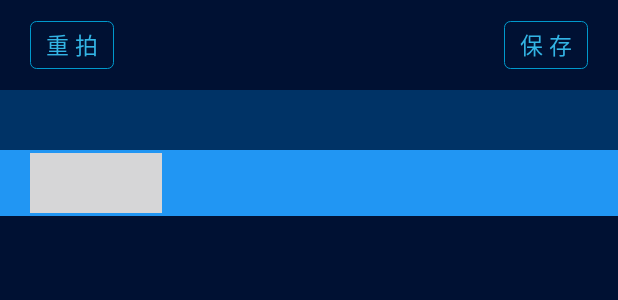
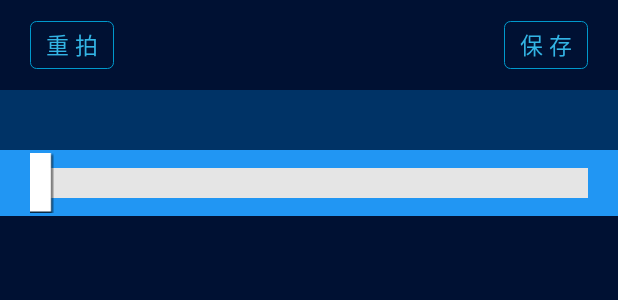
Before and after one commit to wangkr/VisionIntuition, an Android app: the layout auto_recognition_activity.xml on its own in the app's theme, with its tools: preview values and no code run, on a phone screen of 412 x 824 dp. Shown: the top 300 px of the screen. Run offline under Robolectric (Android 15) with nearby library versions, the phone set to English and light mode, and no system bars.

```diff
--- a/app/src/main/res/drawable/vi_bg_bar.xml
+++ b/app/src/main/res/drawable/vi_bg_bar.xml
@@ -1,9 +1,9 @@
 <?xml version="1.0" encoding="utf-8"?>
 <layer-list xmlns:android="http://schemas.android.com/apk/res/android">
-    <!--&lt;!&ndash; 背景图 &ndash;&gt;-->
-    <!--<item android:id="@android:id/background" android:drawable="@drawable/bar_up" />-->
-    <!--&lt;!&ndash; 第二进度图 &ndash;&gt;-->
-    <!--<item android:id="@android:id/secondaryProgress" android:drawable="@drawable/bar_dn" />-->
-    <!--&lt;!&ndash; 进度度 &ndash;&gt;-->
-    <!--<item android:id="@android:id/progress" android:drawable="@drawable/bar_dn" />-->
+    <!-- 背景图 -->
+    <item android:id="@android:id/background" android:drawable="@drawable/bar_up" />
+    <!-- 第二进度图 -->
+    <item android:id="@android:id/secondaryProgress" android:drawable="@drawable/bar_dn" />
+    <!-- 进度度 -->
+    <item android:id="@android:id/progress" android:drawable="@drawable/bar_dn" />
 </layer-list>
```
Also changed, not shown: app/src/main/java/com/kairong/vision_recognition/AutoRecgActivity.java (+4 -4 lines), app/src/main/res/drawable/bar_dn.png (added), app/src/main/res/drawable/bar_up.png (added), app/src/main/res/drawable/i1977.png (added), app/src/main/res/drawable/sutro.png (added), app/src/main/res/drawable/test.png (added), app/src/main/res/drawable/thumb_dn.png (added), app/src/main/res/drawable/thumb_up.png (added), app/src/main/res/drawable/welcome_text.png (added).
